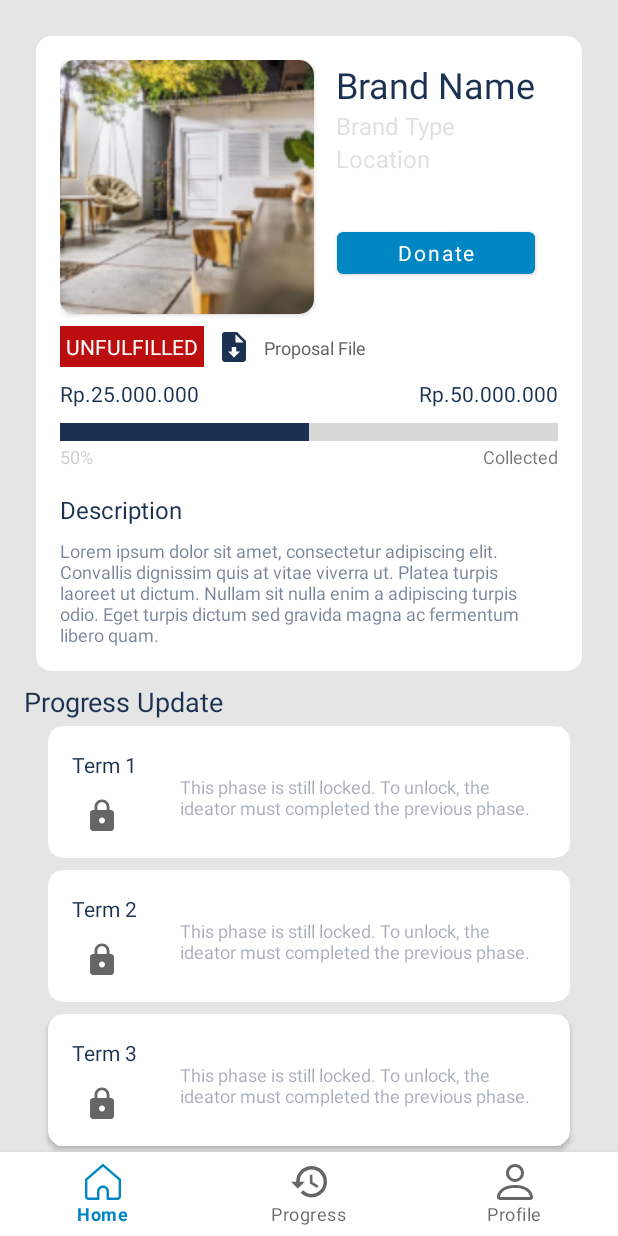
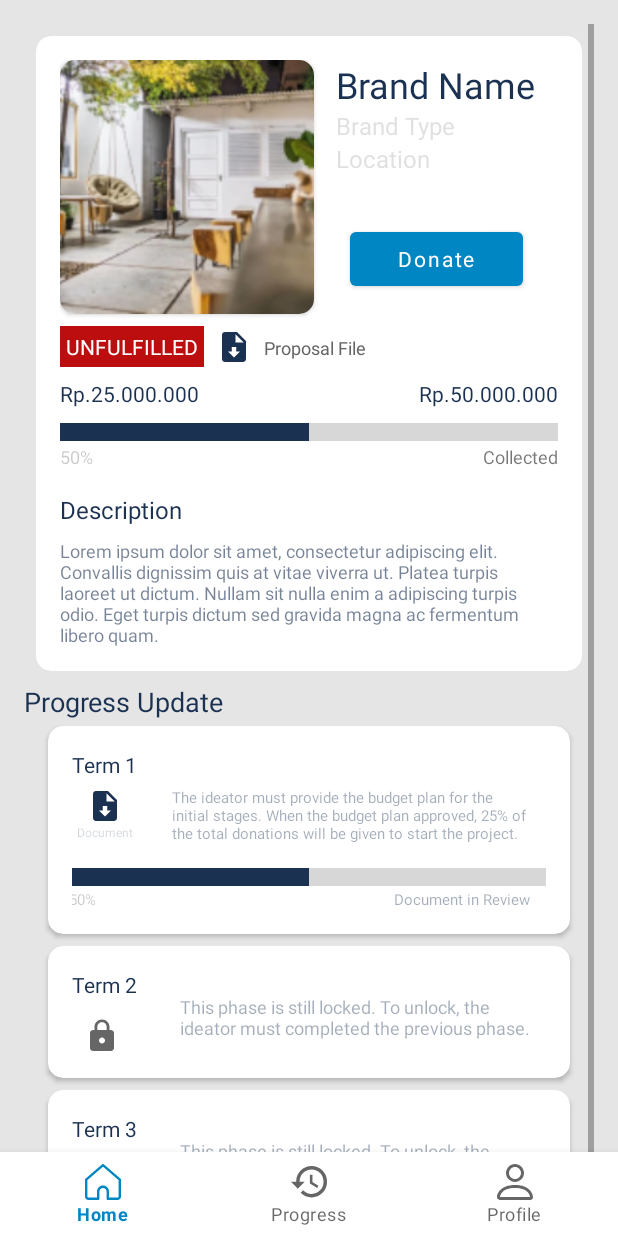
Before and after one commit to tangguhtriprasetyo/Elevate, an Android app: the fragment DetailIdeaFragment placed in its activity, on a phone screen of 412 x 824 dp. Run offline under Robolectric (Android 15) with nearby library versions, the phone set to English and light mode, and no system bars; our stand-ins replace Firebase (no records; nobody signed in at launch, a user with empty details on screens opened directly); Roboto replaces fonts that are not available here; 6 statements that could not run were skipped.

Commit message:
Fix Layout

```diff
--- a/app/src/main/res/layout/fragment_detail_idea.xml
+++ b/app/src/main/res/layout/fragment_detail_idea.xml
@@ -41,13 +41,15 @@
 
                 <Button
                     android:id="@+id/DonateButton"
-                    android:layout_width="132dp"
-                    android:layout_height="40dp"
+                    android:layout_width="wrap_content"
+                    android:layout_height="wrap_content"
                     android:layout_gravity="end"
                     android:layout_marginStart="16dp"
                     android:layout_marginTop="32dp"
                     android:layout_marginEnd="16dp"
                     android:fontFamily="@font/kanit"
+                    android:paddingStart="@dimen/parent_layout_padding"
+                    android:paddingEnd="@dimen/parent_layout_padding"
                     android:text="@string/donate"
                     android:textAllCaps="false"
                     android:textSize="14sp"
@@ -235,12 +237,13 @@
             app:layout_constraintEnd_toEndOf="parent"
             app:layout_constraintStart_toStartOf="parent"
             app:layout_constraintTop_toBottomOf="@+id/textView8">
+
             <include
                 android:id="@+id/term1Locked"
                 layout="@layout/layout_progress_lock"
                 android:layout_width="match_parent"
                 android:layout_height="match_parent"
-                android:visibility="visible"/>
+                android:visibility="gone" />
 
             <androidx.constraintlayout.widget.ConstraintLayout
                 android:id="@+id/Term1Unlocked"
@@ -249,24 +252,23 @@
                 android:padding="16dp">
 
                 <ProgressBar
-                    android:visibility="gone"
                     android:id="@+id/Term1ProgressBar"
                     style="@style/ProgressBarStyle"
-                    android:layout_width="257dp"
-                    android:layout_marginStart="10dp"
-                    android:layout_marginTop="4dp"
+                    android:layout_width="match_parent"
+                    android:layout_marginTop="16dp"
+                    android:visibility="visible"
                     app:layout_constraintBottom_toTopOf="@+id/Term1Progress"
-                    app:layout_constraintEnd_toEndOf="parent"
-                    app:layout_constraintStart_toEndOf="@+id/Term1FileType"
-                    app:layout_constraintTop_toBottomOf="@+id/Term1Description" />
+                    app:layout_constraintEnd_toEndOf="@+id/Term1Description"
+                    app:layout_constraintStart_toStartOf="@+id/term1"
+                    app:layout_constraintTop_toBottomOf="@+id/Term1FileType" />
 
                 <ImageView
-                    android:visibility="gone"
                     android:id="@+id/Term1Proposal"
                     android:layout_width="wrap_content"
                     android:layout_height="wrap_content"
                     android:layout_marginTop="6dp"
                     android:src="@drawable/ic_mdi_file_download"
+                    android:visibility="visible"
                     app:layout_constraintBottom_toTopOf="@+id/Term1FileType"
                     app:layout_constraintEnd_toEndOf="@+id/term1"
                     app:layout_constraintStart_toStartOf="@+id/term1"
@@ -284,34 +286,38 @@
                     app:layout_constraintTop_toTopOf="parent" />
 
                 <TextView
-                    android:visibility="gone"
                     android:id="@+id/Term1FileType"
                     android:layout_width="wrap_content"
                     android:layout_height="wrap_content"
                     android:alpha=".2"
                     android:fontFamily="@font/kanit_bold"
+                    android:maxWidth="44dp"
                     android:text="@string/document"
+                    android:textAlignment="center"
                     android:textColor="@color/OnSecondary"
-                    android:textSize="10sp"
-                    app:layout_constraintBottom_toBottomOf="parent"
+                    android:textSize="8sp"
+                    android:visibility="visible"
                     app:layout_constraintEnd_toEndOf="@+id/Term1Proposal"
                     app:layout_constraintStart_toStartOf="@+id/Term1Proposal"
                     app:layout_constraintTop_toBottomOf="@+id/Term1Proposal"
                     tools:ignore="SmallSp" />
 
                 <TextView
-                    android:visibility="gone"
                     android:id="@+id/Term1Description"
-                    android:layout_width="257dp"
+                    android:layout_width="wrap_content"
                     android:layout_height="match_parent"
+                    android:maxWidth="252dp"
                     android:layout_marginStart="24dp"
                     android:layout_marginTop="14dp"
                     android:layout_marginBottom="4dp"
                     android:alpha=".4"
                     android:fontFamily="@font/kanit"
+                    android:paddingStart="8dp"
+                    android:paddingEnd="8dp"
                     android:text="@string/term1_description"
                     android:textColor="@color/OnSecondary"
                     android:textSize="10sp"
+                    android:visibility="visible"
                     app:layout_constraintBottom_toTopOf="@+id/Term1ProgressBar"
                     app:layout_constraintEnd_toEndOf="parent"
                     app:layout_constraintHorizontal_bias="0.058"
@@ -320,20 +326,19 @@
                     tools:ignore="SmallSp" />
 
                 <TextView
-                    android:visibility="gone"
                     android:id="@+id/Term1Progress"
                     android:layout_width="wrap_content"
                     android:layout_height="wrap_content"
                     android:layout_gravity="bottom"
                     android:alpha=".4"
                     android:text="@string/detailCurrentProgress"
-                    android:textSize="12sp"
+                    android:textSize="10sp"
+                    android:visibility="visible"
                     app:layout_constraintStart_toStartOf="@+id/Term1ProgressBar"
                     app:layout_constraintTop_toBottomOf="@+id/Term1ProgressBar"
                     tools:ignore="SmallSp" />
 
                 <TextView
-                    android:visibility="gone"
                     android:id="@+id/Term1FinalProgress"
                     android:layout_width="wrap_content"
                     android:layout_height="wrap_content"
@@ -341,8 +346,12 @@
                     android:alpha=".4"
                     android:fontFamily="@font/kanit"
                     android:text="@string/document_in_review"
+                    android:maxWidth="200dp"
+                    android:paddingStart="8dp"
+                    android:paddingEnd="8dp"
                     android:textColor="@color/OnSecondary"
-                    android:textSize="12sp"
+                    android:textSize="10sp"
+                    android:visibility="visible"
                     app:layout_constraintEnd_toEndOf="@+id/Term1ProgressBar"
                     app:layout_constraintTop_toBottomOf="@+id/Term1ProgressBar" />
             </androidx.constraintlayout.widget.ConstraintLayout>
@@ -364,7 +373,8 @@
                 android:id="@+id/term2Locked"
                 layout="@layout/layout_progress_lock"
                 android:layout_width="match_parent"
-                android:layout_height="match_parent" />
+                android:layout_height="match_parent"
+                android:visibility="visible" />
 
             <androidx.constraintlayout.widget.ConstraintLayout
                 android:layout_width="match_parent"
@@ -372,24 +382,23 @@
                 android:padding="16dp">
 
                 <ProgressBar
-                    android:visibility="gone"
                     android:id="@+id/Term2ProgressBar"
                     style="@style/ProgressBarStyle"
-                    android:layout_width="257dp"
-                    android:layout_marginStart="10dp"
-                    android:layout_marginTop="4dp"
+                    android:layout_width="match_parent"
+                    android:layout_marginTop="16dp"
+                    android:visibility="gone"
                     app:layout_constraintBottom_toTopOf="@+id/Term2Progress"
-                    app:layout_constraintEnd_toEndOf="parent"
-                    app:layout_constraintStart_toEndOf="@+id/Term2FileType"
-                    app:layout_constraintTop_toBottomOf="@+id/Term2Description" />
+                    app:layout_constraintEnd_toEndOf="@+id/Term2Description"
+                    app:layout_constraintStart_toStartOf="@+id/term2"
+                    app:layout_constraintTop_toBottomOf="@+id/Term2FileType" />
 
                 <ImageView
-                    android:visibility="gone"
                     android:id="@+id/Term2Proposal"
                     android:layout_width="wrap_content"
                     android:layout_height="wrap_content"
                     android:layout_marginTop="6dp"
                     android:src="@drawable/ic_mdi_file_download"
+                    android:visibility="gone"
                     app:layout_constraintBottom_toTopOf="@+id/Term2FileType"
                     app:layout_constraintEnd_toEndOf="@+id/term2"
                     app:layout_constraintStart_toStartOf="@+id/term2"
@@ -408,15 +417,16 @@
 
                 <TextView
                     android:id="@+id/Term2FileType"
-                    android:visibility="gone"
                     android:layout_width="wrap_content"
                     android:layout_height="wrap_content"
                     android:alpha=".2"
                     android:fontFamily="@font/kanit_bold"
+                    android:maxWidth="44dp"
                     android:text="@string/document"
+                    android:textAlignment="center"
                     android:textColor="@color/OnSecondary"
-                    android:textSize="10sp"
-                    app:layout_constraintBottom_toBottomOf="parent"
+                    android:textSize="8sp"
+                    android:visibility="gone"
                     app:layout_constraintEnd_toEndOf="@+id/Term2Proposal"
                     app:layout_constraintStart_toStartOf="@+id/Term2Proposal"
                     app:layout_constraintTop_toBottomOf="@+id/Term2Proposal"
@@ -424,17 +434,20 @@
 
                 <TextView
                     android:id="@+id/Term2Description"
-                    android:visibility="gone"
-                    android:layout_width="257dp"
+                    android:layout_width="wrap_content"
                     android:layout_height="match_parent"
+                    android:maxWidth="252dp"
                     android:layout_marginStart="24dp"
                     android:layout_marginTop="14dp"
                     android:layout_marginBottom="4dp"
                     android:alpha=".4"
                     android:fontFamily="@font/kanit"
+                    android:paddingStart="8dp"
+                    android:paddingEnd="8dp"
                     android:text="@string/term1_description"
                     android:textColor="@color/OnSecondary"
                     android:textSize="10sp"
+                    android:visibility="gone"
                     app:layout_constraintBottom_toTopOf="@+id/Term2ProgressBar"
                     app:layout_constraintEnd_toEndOf="parent"
                     app:layout_constraintHorizontal_bias="0.058"
@@ -444,28 +457,31 @@
 
                 <TextView
                     android:id="@+id/Term2Progress"
-                    android:visibility="gone"
                     android:layout_width="wrap_content"
                     android:layout_height="wrap_content"
                     android:layout_gravity="bottom"
                     android:alpha=".4"
                     android:text="@string/detailCurrentProgress"
-                    android:textSize="12sp"
+                    android:textSize="10sp"
+                    android:visibility="gone"
                     app:layout_constraintStart_toStartOf="@+id/Term2ProgressBar"
                     app:layout_constraintTop_toBottomOf="@+id/Term2ProgressBar"
                     tools:ignore="SmallSp" />
 
                 <TextView
                     android:id="@+id/Term2FinalProgress"
-                    android:visibility="gone"
                     android:layout_width="wrap_content"
                     android:layout_height="wrap_content"
                     android:layout_gravity="bottom|end"
                     android:alpha=".4"
                     android:fontFamily="@font/kanit"
                     android:text="@string/document_in_review"
+                    android:maxWidth="200dp"
+                    android:paddingStart="8dp"
+                    android:paddingEnd="8dp"
                     android:textColor="@color/OnSecondary"
-                    android:textSize="12sp"
+                    android:textSize="10sp"
+                    android:visibility="gone"
                     app:layout_constraintEnd_toEndOf="@+id/Term2ProgressBar"
                     app:layout_constraintTop_toBottomOf="@+id/Term2ProgressBar" />
             </androidx.constraintlayout.widget.ConstraintLayout>
@@ -488,7 +504,8 @@
                 android:id="@+id/term3Locked"
                 layout="@layout/layout_progress_lock"
                 android:layout_width="match_parent"
-                android:layout_height="match_parent" />
+                android:layout_height="match_parent"
+                android:visibility="visible" />
 
             <androidx.constraintlayout.widget.ConstraintLayout
                 android:layout_width="match_parent"
@@ -496,24 +513,23 @@
                 android:padding="16dp">
 
                 <ProgressBar
-                    android:visibility="gone"
                     android:id="@+id/Term3ProgressBar"
                     style="@style/ProgressBarStyle"
-                    android:layout_width="257dp"
-                    android:layout_marginStart="10dp"
-                    android:layout_marginTop="4dp"
+                    android:layout_width="match_parent"
+                    android:layout_marginTop="16dp"
+                    android:visibility="gone"
                     app:layout_constraintBottom_toTopOf="@+id/Term3Progress"
-                    app:layout_constraintEnd_toEndOf="parent"
-                    app:layout_constraintStart_toEndOf="@+id/Term3FileType"
-                    app:layout_constraintTop_toBottomOf="@+id/Term3Description" />
+                    app:layout_constraintEnd_toEndOf="@+id/Term3Description"
+                    app:layout_constraintStart_toStartOf="@+id/term3"
+                    app:layout_constraintTop_toBottomOf="@+id/Term3FileType" />
 
                 <ImageView
-                    android:visibility="gone"
                     android:id="@+id/Term3Proposal"
                     android:layout_width="wrap_content"
                     android:layout_height="wrap_content"
                     android:layout_marginTop="6dp"
                     android:src="@drawable/ic_mdi_file_download"
+                    android:visibility="gone"
                     app:layout_constraintBottom_toTopOf="@+id/Term3FileType"
                     app:layout_constraintEnd_toEndOf="@+id/term3"
                     app:layout_constraintStart_toStartOf="@+id/term3"
@@ -532,15 +548,16 @@
 
                 <TextView
                     android:id="@+id/Term3FileType"
-                    android:visibility="gone"
                     android:layout_width="wrap_content"
                     android:layout_height="wrap_content"
                     android:alpha=".2"
                     android:fontFamily="@font/kanit_bold"
+                    android:maxWidth="44dp"
                     android:text="@string/document"
+                    android:textAlignment="center"
                     android:textColor="@color/OnSecondary"
-                    android:textSize="10sp"
-                    app:layout_constraintBottom_toBottomOf="parent"
+                    android:textSize="8sp"
+                    android:visibility="gone"
                     app:layout_constraintEnd_toEndOf="@+id/Term3Proposal"
                     app:layout_constraintStart_toStartOf="@+id/Term3Proposal"
                     app:layout_constraintTop_toBottomOf="@+id/Term3Proposal"
@@ -548,17 +565,20 @@
 
                 <TextView
                     android:id="@+id/Term3Description"
-                    android:visibility="gone"
-                    android:layout_width="257dp"
+                    android:layout_width="wrap_content"
                     android:layout_height="match_parent"
+                    android:maxWidth="252dp"
                     android:layout_marginStart="24dp"
                     android:layout_marginTop="14dp"
                     android:layout_marginBottom="4dp"
                     android:alpha=".4"
                     android:fontFamily="@font/kanit"
+                    android:paddingStart="8dp"
+                    android:paddingEnd="8dp"
                     android:text="@string/term1_description"
                     android:textColor="@color/OnSecondary"
                     android:textSize="10sp"
+                    android:visibility="gone"
                     app:layout_constraintBottom_toTopOf="@+id/Term3ProgressBar"
                     app:layout_constraintEnd_toEndOf="parent"
                     app:layout_constraintHorizontal_bias="0.058"
@@ -568,20 +588,19 @@
 
                 <TextView
                     android:id="@+id/Term3Progress"
-                    android:visibility="gone"
                     android:layout_width="wrap_content"
                     android:layout_height="wrap_content"
                     android:layout_gravity="bottom"
                     android:alpha=".4"
                     android:text="@string/detailCurrentProgress"
-                    android:textSize="12sp"
+                    android:textSize="10sp"
+                    android:visibility="gone"
                     app:layout_constraintStart_toStartOf="@+id/Term3ProgressBar"
                     app:layout_constraintTop_toBottomOf="@+id/Term3ProgressBar"
                     tools:ignore="SmallSp" />
 
                 <TextView
                     android:id="@+id/Term3FinalProgress"
-                    android:visibility="gone"
                     android:layout_width="wrap_content"
                     android:layout_height="wrap_content"
                     android:layout_gravity="bottom|end"
@@ -589,7 +608,11 @@
                     android:fontFamily="@font/kanit"
                     android:text="@string/document_in_review"
                     android:textColor="@color/OnSecondary"
-                    android:textSize="12sp"
+                    android:maxWidth="200dp"
+                    android:paddingStart="8dp"
+                    android:paddingEnd="8dp"
+                    android:textSize="10sp"
+                    android:visibility="gone"
                     app:layout_constraintEnd_toEndOf="@+id/Term3ProgressBar"
                     app:layout_constraintTop_toBottomOf="@+id/Term3ProgressBar" />
             </androidx.constraintlayout.widget.ConstraintLayout>
--- a/app/src/main/res/layout/fragment_profile.xml
+++ b/app/src/main/res/layout/fragment_profile.xml
@@ -56,6 +56,9 @@
                     android:layout_width="wrap_content"
                     android:layout_height="wrap_content"
                     android:text="@string/username"
+                    android:ellipsize="end"
+                    android:maxLines="2"
+                    android:textAlignment="center"
                     android:textSize="24sp"
                     app:layout_constraintEnd_toEndOf="@+id/ProfilePicture"
                     app:layout_constraintStart_toStartOf="@+id/ProfilePicture"
--- a/app/src/main/res/values/strings.xml
+++ b/app/src/main/res/values/strings.xml
@@ -7,7 +7,7 @@
     <string name="title_ideator">IDEATOR</string>
     <string name="title_funder">FUNDER</string>
     <string name="title_crowdfunding">CROWDFUNDING</string>
-    <string name="welcome">Welcome to Evelate!</string>
+    <string name="welcome">Welcome to Elevate!</string>
     <string name="hello_blank_fragment">Hello blank fragment</string>
     <string name="modal">Modal</string>
     <string name="quantity">Rp.50.000.000</string>
```
Also changed, not shown: app/src/main/res/layout/fragment_withdrawn.xml (+20 -34 lines).
